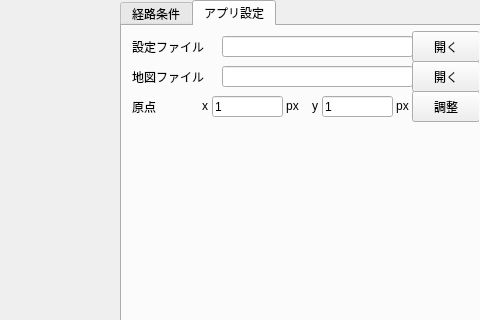
This is trajectory_generator.ui in surpace0924/trajectory_generator as Qt 5 draws it before an edit; both pictures show x 720 to 1200 and y 0 to 320 of the 1200 by 650 pixel window. The edited form follows.
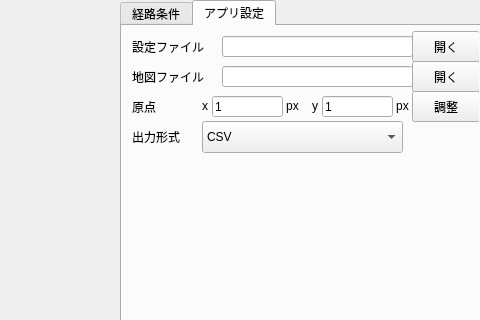
This is the edited form.

Commit message: add: 出力拡張子の選択機能

The edit to the form file:
```diff
--- a/trajectory_generator.ui
+++ b/trajectory_generator.ui
@@ -553,6 +553,39 @@
        <string>原点</string>
       </property>
      </widget>
+     <widget class="QComboBox" name="comboBox">
+      <property name="geometry">
+       <rect>
+        <x>80</x>
+        <y>95</y>
+        <width>201</width>
+        <height>32</height>
+       </rect>
+      </property>
+      <item>
+       <property name="text">
+        <string>CSV</string>
+       </property>
+      </item>
+      <item>
+       <property name="text">
+        <string>Pythonリスト形式</string>
+       </property>
+      </item>
+     </widget>
+     <widget class="QLabel" name="label_14">
+      <property name="geometry">
+       <rect>
+        <x>10</x>
+        <y>100</y>
+        <width>61</width>
+        <height>21</height>
+       </rect>
+      </property>
+      <property name="text">
+       <string>出力形式</string>
+      </property>
+     </widget>
     </widget>
    </widget>
    <widget class="QPushButton" name="pushButton_8">
```
The commit also changes 4 other files.
